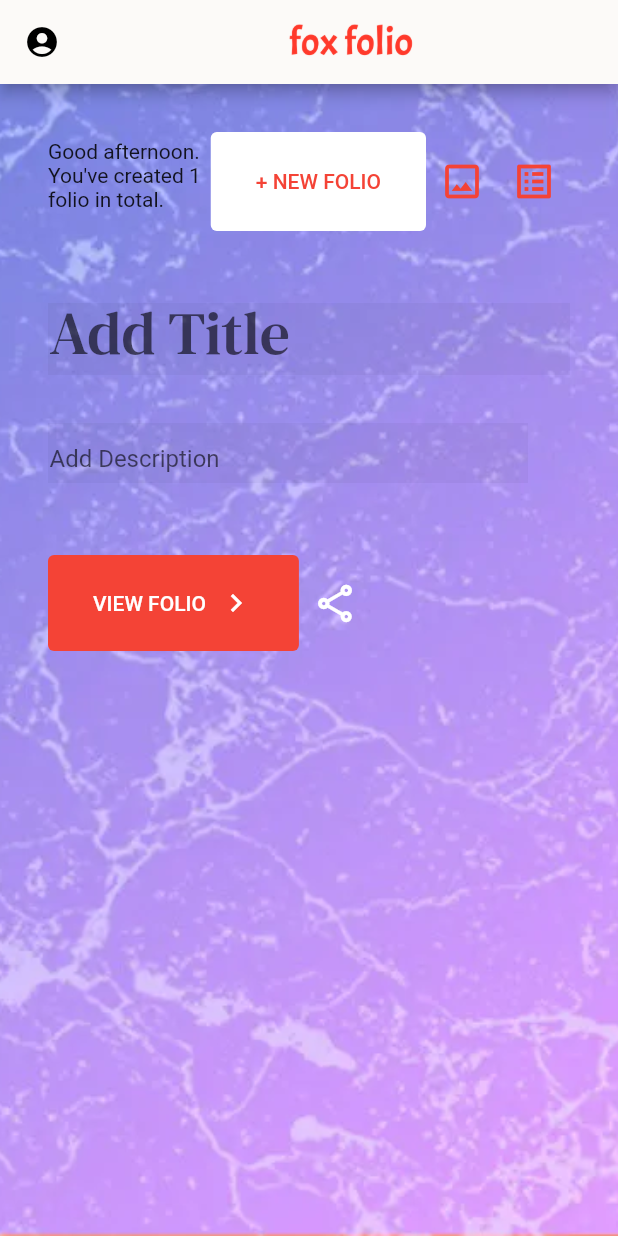
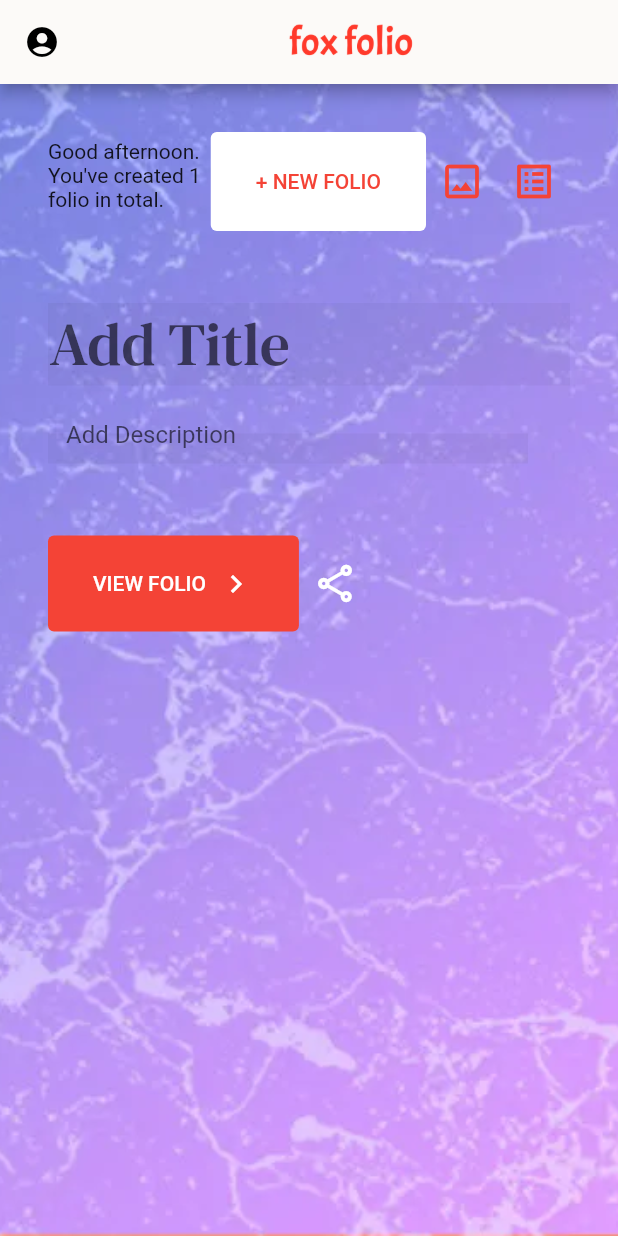
Before and after one commit to jademisato/fox, a Flutter app: the screen it shows after launch, on a phone screen of 412 x 824 dp. Run offline on Flutter 3.47's test engine with Material 2 defaults, Android fonts, the phone set to English and light mode, and no system bars; project files that could hold a hidden picture were left out.

Commit message:
Fixed hinttext position

```diff
--- a/lib/main.dart
+++ b/lib/main.dart
@@ -143,31 +143,30 @@
           Padding(
             padding: const EdgeInsets.symmetric(horizontal: 32, vertical: 16),
             child: ConstrainedBox(
-              constraints: BoxConstraints(maxHeight: 64.0, maxWidth: 500.0),
+              constraints: BoxConstraints(maxWidth: 500.0),
               child: TextField(
                 decoration: InputDecoration(
                   border: InputBorder.none,
                   focusedBorder: InputBorder.none,
-                  contentPadding: EdgeInsets.all(1.0),
+                  contentPadding: EdgeInsets.only(left: 1.0),
                   hintText: 'Add Title',
                   filled: true,
                   hoverColor: Colors.red.withOpacity(0.1),
                 ),
-                style: TextStyle(
-                  fontFamily: 'DMSerifText',
-                  fontSize: 40.0, height: 1.0),
+                style: TextStyle(fontFamily: 'DMSerifText', fontSize: 40.0),
               ),
             ),
           ),
           Padding(
             padding: const EdgeInsets.symmetric(horizontal: 32, vertical: 16),
             child: ConstrainedBox(
-              constraints: BoxConstraints(maxHeight: 40.0, maxWidth: 320.0),
+              constraints: BoxConstraints(
+                  minHeight: 20.0, maxHeight: 20.0, maxWidth: 320.0),
               child: TextFormField(
                 decoration: InputDecoration(
                   border: InputBorder.none,
                   focusedBorder: InputBorder.none,
-                  contentPadding: EdgeInsets.all(1.0),
+                  // contentPadding: EdgeInsets.only(left: 1.0),
                   hintText: 'Add Description',
                   filled: true,
                   hoverColor: Colors.red.withOpacity(0.1),
```
